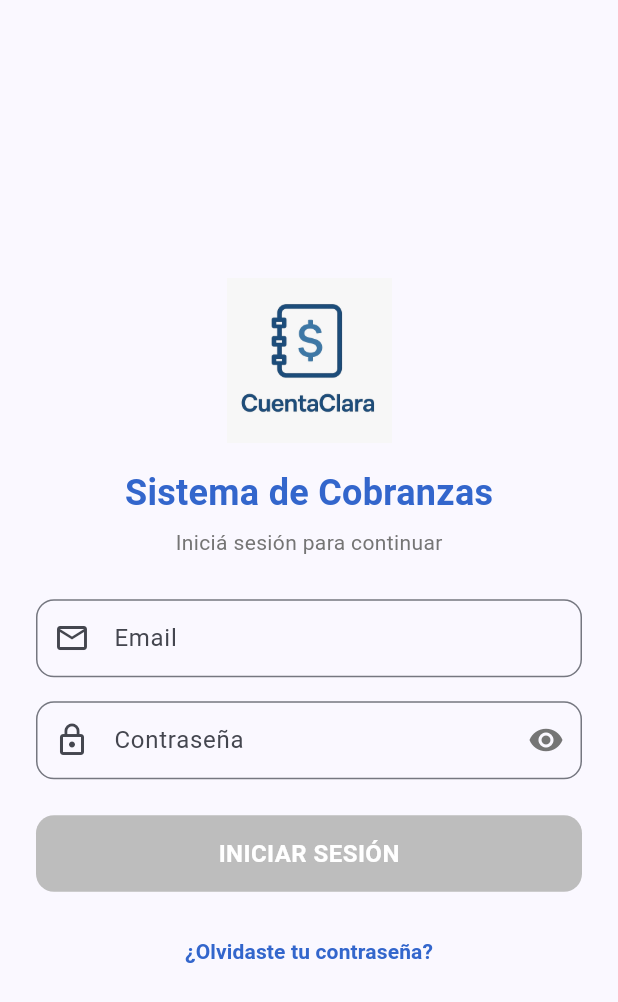
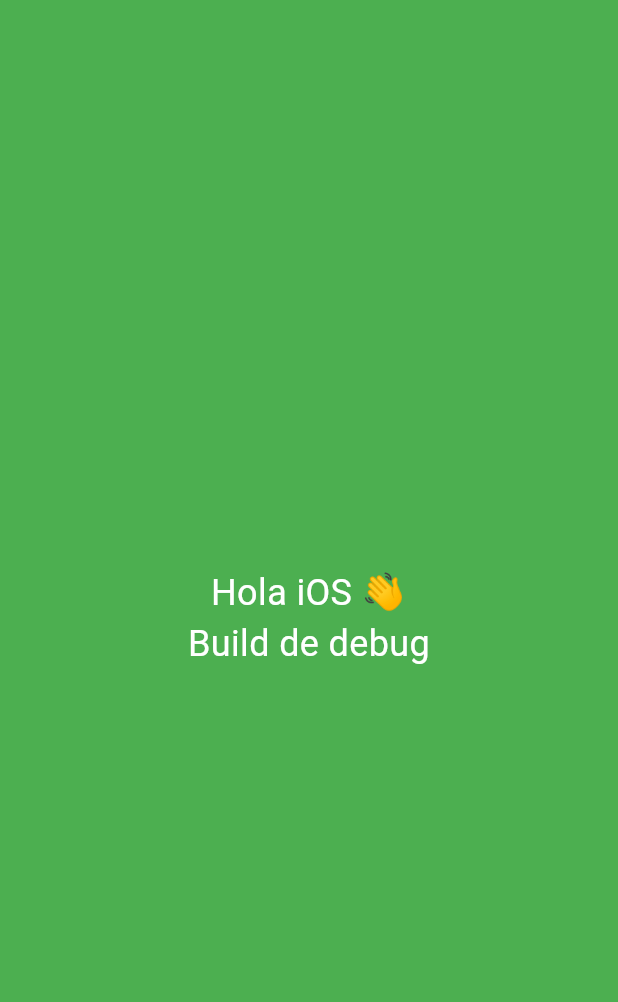
Before and after one commit to ramirociruja/cuentaclara, a Flutter app: the screen it shows after launch, on a phone screen of 412 x 824 dp. Shown: the top 1002 px of the screen. Run offline on Flutter 3.47's test engine with Material 3 defaults, Android fonts, the phone set to English and light mode, and no system bars; our stand-ins replace dropdown_search, flutter_secure_storage, pdf, printing, shared_preferences; accounts and stored records are empty.

Commit message:
correccion para debug

```diff
--- a/frontend/lib/main.dart
+++ b/frontend/lib/main.dart
@@ -1,187 +1,32 @@
-import 'dart:async';
-import 'dart:ui';
 import 'package:flutter/material.dart';
 
-import 'package:frontend/screens/login_screen.dart';
-import 'package:frontend/screens/home_screen.dart';
-import 'package:frontend/screens/more_screen.dart';
-import 'package:frontend/screens/profile_screen.dart';
-import 'package:frontend/screens/activity_screen.dart';
-
-import 'package:frontend/services/api_service.dart';
-
-final GlobalKey<NavigatorState> appNavigatorKey = GlobalKey<NavigatorState>();
-
 void main() {
-  runZonedGuarded(
-    () {
-      WidgetsFlutterBinding.ensureInitialized();
-
-      // Handler de errores de Flutter
-      FlutterError.onError = (FlutterErrorDetails details) {
-        FlutterError.dumpErrorToConsole(details);
-      };
-
-      // Handler de errores no capturados a nivel de plataforma
-      PlatformDispatcher.instance.onError = (error, stack) {
-        debugPrint('UNCAUGHT (platform): $error\n$stack');
-        return true;
-      };
-
-      runApp(const CuentaClaraApp());
-    },
-    (error, stack) {
-      debugPrint('ZONED ERROR (main): $error\n$stack');
-    },
-  );
+  runApp(const DebugApp());
 }
 
-class CuentaClaraApp extends StatefulWidget {
-  const CuentaClaraApp({super.key});
-  @override
-  State<CuentaClaraApp> createState() => _CuentaClaraAppState();
-}
-
-class _CuentaClaraAppState extends State<CuentaClaraApp> {
-  StreamSubscription<String>? _authSub;
-  bool _handlingRedirect = false; // evita doble navegación
-
-  @override
-  void initState() {
-    super.initState();
-
-    // Listener global de auth events
-    _authSub = ApiService.authEvents.listen((evt) async {
-      if (!mounted) return;
-
-      if (evt == AuthEvents.sessionExpired || evt == AuthEvents.loggedOut) {
-        if (_handlingRedirect) return;
-        _handlingRedirect = true;
-
-        final messenger =
-            appNavigatorKey.currentContext != null
-                ? ScaffoldMessenger.of(appNavigatorKey.currentContext!)
-                : null;
-
-        messenger?.showSnackBar(
-          const SnackBar(
-            content: Text('Sesión expirada. Iniciá sesión nuevamente.'),
-          ),
-        );
-
-        await appNavigatorKey.currentState?.pushNamedAndRemoveUntil(
-          '/login',
-          (r) => false,
-        );
-
-        await Future<void>.delayed(Duration.zero);
-        _handlingRedirect = false;
-      }
-
-      if (evt == AuthEvents.loggedIn) {
-        if (_handlingRedirect) return;
-        _handlingRedirect = true;
-
-        await appNavigatorKey.currentState?.pushNamedAndRemoveUntil(
-          '/home',
-          (r) => false,
-        );
-
-        await Future<void>.delayed(Duration.zero);
-        _handlingRedirect = false;
-      }
-    });
-  }
-
-  @override
-  void dispose() {
-    _authSub?.cancel();
-    super.dispose();
-  }
+class DebugApp extends StatelessWidget {
+  const DebugApp({super.key});
 
   @override
   Widget build(BuildContext context) {
-    return MaterialApp(
-      navigatorKey: appNavigatorKey,
-      title: 'CuentaClara',
-      theme: ThemeData(
-        colorScheme: ColorScheme.fromSeed(seedColor: const Color(0xFF3366CC)),
-        useMaterial3: true,
+    return MaterialApp(title: 'Debug CuentaClara', home: const DebugHome());
+  }
+}
+
+class DebugHome extends StatelessWidget {
+  const DebugHome({super.key});
+
+  @override
+  Widget build(BuildContext context) {
+    return const Scaffold(
+      backgroundColor: Colors.green,
+      body: Center(
+        child: Text(
+          'Hola iOS 👋\nBuild de debug',
+          textAlign: TextAlign.center,
+          style: TextStyle(fontSize: 24, color: Colors.white),
+        ),
       ),
-      home: const _AuthGate(),
-      routes: {
-        '/login': (_) => const LoginScreen(),
-        '/home': (_) => const HomeScreen(),
-        '/more': (_) => const MoreScreen(),
-        '/profile': (_) => const ProfileScreen(),
-        '/activity': (_) => const ActivityScreen(),
-      },
-      onGenerateRoute: (settings) {
-        debugPrint('onGenerateRoute: ${settings.name}');
-        return MaterialPageRoute(
-          builder:
-              (_) => Scaffold(
-                appBar: AppBar(title: const Text('Ruta no encontrada')),
-                body: Center(
-                  child: Text(
-                    'No existe la ruta "${settings.name}".\n'
-                    'Agregala a MaterialApp.routes o usa push(MaterialPageRoute(...)).',
-                    textAlign: TextAlign.center,
-                  ),
-                ),
-              ),
-        );
-      },
     );
   }
 }
-
-/// Controla la pantalla inicial:
-/// - Muestra spinner
-/// - Inicializa ApiService
-/// - Intenta trySilentLogin()
-/// - Redirige a Home o Login
-class _AuthGate extends StatefulWidget {
-  const _AuthGate();
-  @override
-  State<_AuthGate> createState() => _AuthGateState();
-}
-
-class _AuthGateState extends State<_AuthGate> {
-  bool _checking = true;
-
-  @override
-  void initState() {
-    super.initState();
-    _bootstrap();
-  }
-
-  Future<void> _bootstrap() async {
-    // 👉 Versión ultra simple:
-    // - Logueamos el baseUrl (por si después mirás logs)
-    // - Intentamos init de ApiService pero si falla NO nos frena el arranque
-    // - No hacemos trySilentLogin, siempre vamos a Login
-
-    try {
-      debugPrint('### API_BASE_URL (runtime) = ${ApiService.baseUrl}');
-      await ApiService.init();
-    } catch (e, st) {
-      debugPrint('Error en ApiService.init(): $e\n$st');
-    }
-
-    if (!mounted) return;
-    setState(() {
-      // 👈 Siempre Login por ahora
-      _checking = false;
-    });
-  }
-
-  @override
-  Widget build(BuildContext context) {
-    if (_checking) {
-      return const Scaffold(body: Center(child: CircularProgressIndicator()));
-    }
-    // 👇 Siempre va a Login. Si esto aparece en iOS, sabemos que la UI está bien.
-    return const LoginScreen();
-  }
-}
```
